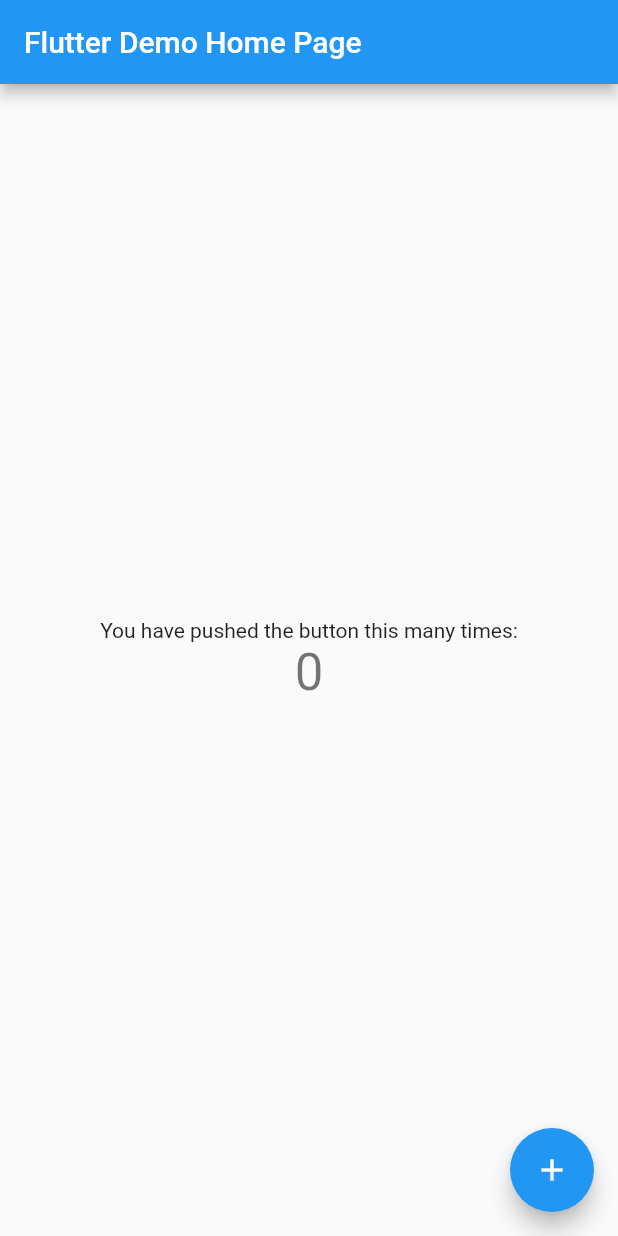
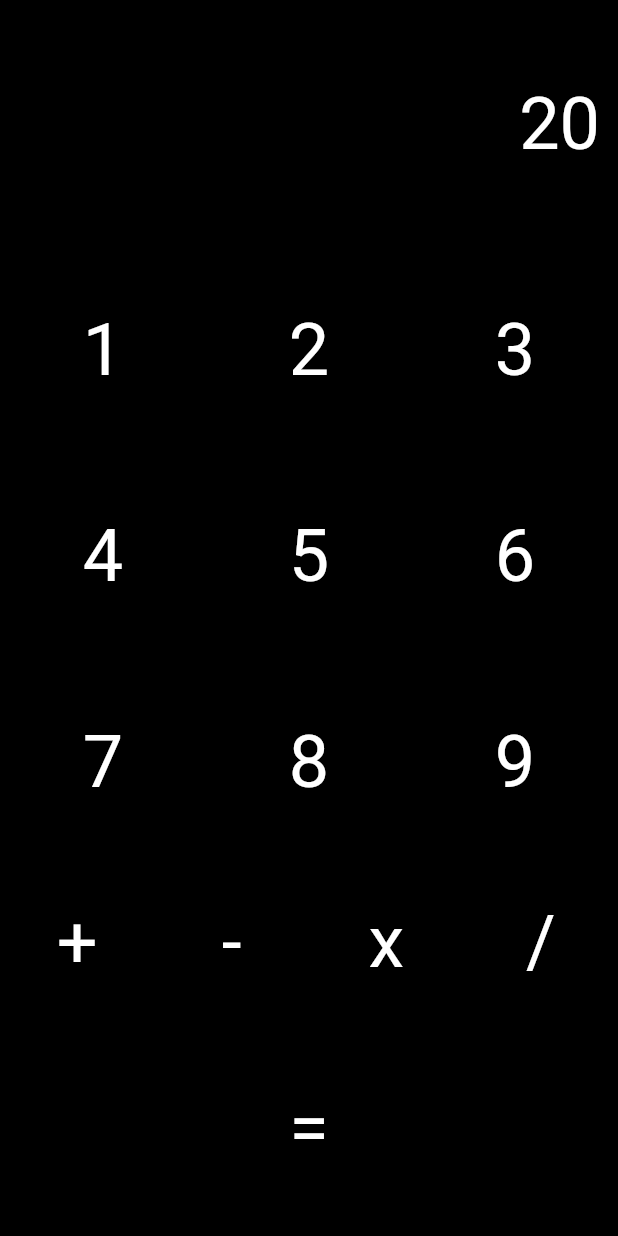
Before and after one commit to hussainhumdani/calculator_app, a Flutter app: the screen it shows after launch, on a phone screen of 412 x 824 dp. Run offline on Flutter 3.47's test engine with Material 2 defaults, Android fonts, the phone set to English and light mode, and no system bars.

Commit message:
designing initial ui

```diff
--- a/lib/main.dart
+++ b/lib/main.dart
@@ -1,117 +1,22 @@
 import 'package:flutter/material.dart';
+
+import 'screens/home_screen.dart';
 
 void main() {
   runApp(MyApp());
 }
 
 class MyApp extends StatelessWidget {
-  // This widget is the root of your application.
   @override
   Widget build(BuildContext context) {
     return MaterialApp(
-      title: 'Flutter Demo',
+      title: 'Calculator App',
       theme: ThemeData(
-        // This is the theme of your application.
-        //
-        // Try running your application with "flutter run". You'll see the
-        // application has a blue toolbar. Then, without quitting the app, try
-        // changing the primarySwatch below to Colors.green and then invoke
-        // "hot reload" (press "r" in the console where you ran "flutter run",
-        // or simply save your changes to "hot reload" in a Flutter IDE).
-        // Notice that the counter didn't reset back to zero; the application
-        // is not restarted.
         primarySwatch: Colors.blue,
-        // This makes the visual density adapt to the platform that you run
-        // the app on. For desktop platforms, the controls will be smaller and
-        // closer together (more dense) than on mobile platforms.
         visualDensity: VisualDensity.adaptivePlatformDensity,
+        cardTheme: CardTheme(color: Colors.black87),
       ),
-      home: MyHomePage(title: 'Flutter Demo Home Page'),
+      home: HomeScreen(),
     );
   }
 }
-
-class MyHomePage extends StatefulWidget {
-  MyHomePage({Key key, this.title}) : super(key: key);
-
-  // This widget is the home page of your application. It is stateful, meaning
-  // that it has a State object (defined below) that contains fields that affect
-  // how it looks.
-
-  // This class is the configuration for the state. It holds the values (in this
-  // case the title) provided by the parent (in this case the App widget) and
-  // used by the build method of the State. Fields in a Widget subclass are
-  // always marked "final".
-
-  final String title;
-
-  @override
-  _MyHomePageState createState() => _MyHomePageState();
-}
-
-class _MyHomePageState extends State<MyHomePage> {
-  int _counter = 0;
-
-  void _incrementCounter() {
-    setState(() {
-      // This call to setState tells the Flutter framework that something has
-      // changed in this State, which causes it to rerun the build method below
-      // so that the display can reflect the updated values. If we changed
-      // _counter without calling setState(), then the build method would not be
-      // called again, and so nothing would appear to happen.
-      _counter++;
-    });
-  }
-
-  @override
-  Widget build(BuildContext context) {
-    // This method is rerun every time setState is called, for instance as done
-    // by the _incrementCounter method above.
-    //
-    // The Flutter framework has been optimized to make rerunning build methods
-    // fast, so that you can just rebuild anything that needs updating rather
-    // than having to individually change instances of widgets.
-    return Scaffold(
-      appBar: AppBar(
-        // Here we take the value from the MyHomePage object that was created by
-        // the App.build method, and use it to set our appbar title.
-        title: Text(widget.title),
-      ),
-      body: Center(
-        // Center is a layout widget. It takes a single child and positions it
-        // in the middle of the parent.
-        child: Column(
-          // Column is also a layout widget. It takes a list of children and
-          // arranges them vertically. By default, it sizes itself to fit its
-          // children horizontally, and tries to be as tall as its parent.
-          //
-          // Invoke "debug painting" (press "p" in the console, choose the
-          // "Toggle Debug Paint" action from the Flutter Inspector in Android
-          // Studio, or the "Toggle Debug Paint" command in Visual Studio Code)
-          // to see the wireframe for each widget.
-          //
-          // Column has various properties to control how it sizes itself and
-          // how it positions its children. Here we use mainAxisAlignment to
-          // center the children vertically; the main axis here is the vertical
-          // axis because Columns are vertical (the cross axis would be
-          // horizontal).
-          mainAxisAlignment: MainAxisAlignment.center,
-          children: <Widget>[
-            Text(
-              'You have pushed the button this many times:',
-            ),
-            Text(
-              '$_counter',
-              style: Theme.of(context).textTheme.headline4,
-            ),
-          ],
-        ),
-      ),
-      floatingActionButton: FloatingActionButton(
-        onPressed: _incrementCounter,
-        tooltip: 'Increment',
-        child: Icon(Icons.add),
-      ), // This trailing comma makes auto-formatting nicer for build methods.
-    );
-  }
-}
--- /dev/null
+++ b/lib/screens/home_screen.dart
@@ -0,0 +1,103 @@
+import 'package:calculater_app/widgets/number_button.dart';
+import 'package:calculater_app/widgets/number_output.dart';
+import 'package:calculater_app/widgets/symbol_button.dart';
+import 'package:flutter/material.dart';
+
+class HomeScreen extends StatelessWidget {
+  @override
+  Widget build(BuildContext context) {
+    var numberStyle = TextStyle(
+      fontSize: 40,
+    );
+    return Scaffold(
+      backgroundColor: Colors.black,
+      body: SafeArea(
+        child: Column(
+          children: [
+            NumberOutput(
+              number: 20,
+            ),
+            GridView.count(
+              shrinkWrap: true,
+              crossAxisCount: 3,
+              children: [
+                NumberButton(number: 1),
+                NumberButton(number: 2),
+                NumberButton(number: 3),
+                NumberButton(number: 4),
+                NumberButton(number: 5),
+                NumberButton(number: 6),
+                NumberButton(number: 7),
+                NumberButton(number: 8),
+                NumberButton(number: 9),
+              ],
+            ),
+            GridView.count(shrinkWrap: true, crossAxisCount: 4, children: [
+              SymbolButton(symbol: '+'),
+              SymbolButton(symbol: '-'),
+              SymbolButton(symbol: 'x'),
+              SymbolButton(symbol: '/'),
+            ]),
+            SymbolButton(symbol: '='),
+          ],
+        ),
+      ),
+    );
+  }
+}
+
+// Expanded(
+//     child: Align(
+//         alignment: Alignment.centerRight,
+//         child: Padding(
+//           padding: const EdgeInsets.all(8.0),
+//           child: Text('20', style: numberStyle),
+//         ))),
+// Expanded(
+//   child: Row(
+//     children: [
+//       Expanded(
+//           child: Card(
+//               child: InkWell(
+//                   child: Center(
+//                       child: Text('1', style: numberStyle))))),
+//       Expanded(child: Center(child: Text('2', style: numberStyle))),
+//       Expanded(child: Center(child: Text('3', style: numberStyle))),
+//     ],
+//   ),
+// ),
+// Expanded(
+//   child: Row(
+//     children: [
+//       Expanded(child: Center(child: Text('4', style: numberStyle))),
+//       Expanded(child: Center(child: Text('5', style: numberStyle))),
+//       Expanded(child: Center(child: Text('6', style: numberStyle))),
+//     ],
+//   ),
+// ),
+// Expanded(
+//   child: Row(
+//     children: [
+//       Expanded(child: Center(child: Text('7', style: numberStyle))),
+//       Expanded(child: Center(child: Text('8', style: numberStyle))),
+//       Expanded(child: Center(child: Text('9', style: numberStyle))),
+//     ],
+//   ),
+// ),
+// Expanded(
+//   child: Row(
+//     children: [
+//       Expanded(child: Center(child: Text('+', style: numberStyle))),
+//       Expanded(child: Center(child: Text('-', style: numberStyle))),
+//       Expanded(child: Center(child: Text('x', style: numberStyle))),
+//       Expanded(child: Center(child: Text('/', style: numberStyle))),
+//     ],
+//   ),
+// ),
+// Expanded(
+//   child: Row(
+//     children: [
+//       Expanded(child: Center(child: Text('=', style: numberStyle))),
+//     ],
+//   ),
+// ),
--- /dev/null
+++ b/lib/widgets/number_button.dart
@@ -0,0 +1,21 @@
+import 'package:flutter/material.dart';
+
+class NumberButton extends StatelessWidget {
+  const NumberButton({@required this.number});
+  final int number;
+  @override
+  Widget build(BuildContext context) {
+    return Expanded(
+      child: Card(
+        child: InkWell(
+          onTap: () {},
+          child: Align(
+            alignment: Alignment.center,
+            child: Text('$number',
+                style: TextStyle(fontSize: 48, color: Colors.white)),
+          ),
+        ),
+      ),
+    );
+  }
+}
--- /dev/null
+++ b/lib/widgets/number_output.dart
@@ -0,0 +1,17 @@
+import 'package:flutter/material.dart';
+
+class NumberOutput extends StatelessWidget {
+  const NumberOutput({@required this.number});
+  final number;
+  @override
+  Widget build(BuildContext context) {
+    return Card(
+        child: Padding(
+      padding: const EdgeInsets.fromLTRB(8, 50, 8, 50),
+      child: Align(
+          alignment: Alignment.centerRight,
+          child: Text('$number',
+              style: TextStyle(fontSize: 48, color: Colors.white))),
+    ));
+  }
+}
--- /dev/null
+++ b/lib/widgets/symbol_button.dart
@@ -0,0 +1,21 @@
+import 'package:flutter/material.dart';
+
+class SymbolButton extends StatelessWidget {
+  const SymbolButton({@required this.symbol});
+  final String symbol;
+  @override
+  Widget build(BuildContext context) {
+    return Expanded(
+      child: Card(
+        child: InkWell(
+          onTap: () {},
+          child: Align(
+            alignment: Alignment.center,
+            child: Text(symbol,
+                style: TextStyle(fontSize: 48, color: Colors.white)),
+          ),
+        ),
+      ),
+    );
+  }
+}
```
Also changed, not shown: 1 other file.
